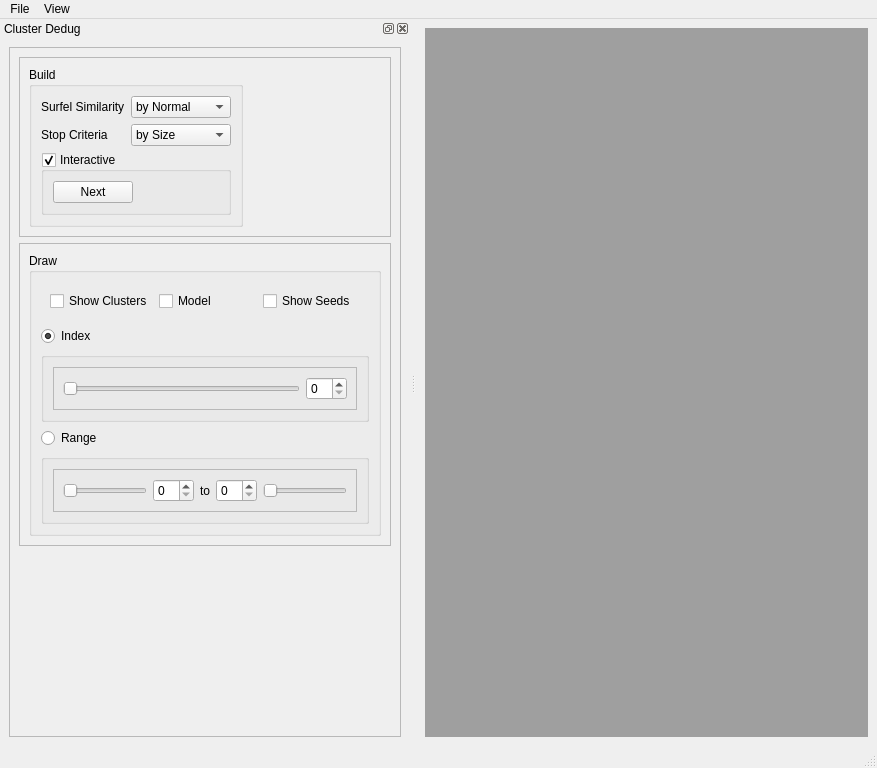
Above: lodpbr/Qt/UI/lodpbr.ui from duststorm/lodpbr before the change. Below: the same form after it.
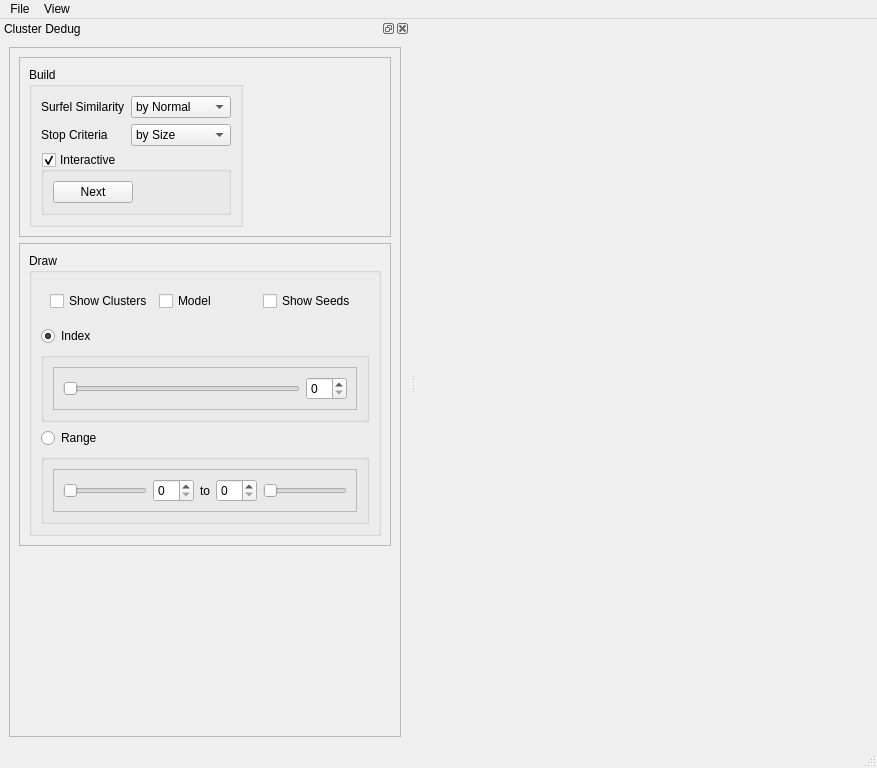
That is the form after the change.

What changed in the file:
```diff
--- a/lodpbr/Qt/UI/lodpbr.ui
+++ b/lodpbr/Qt/UI/lodpbr.ui
@@ -17,11 +17,7 @@
    <string>MainWindow</string>
   </property>
   <widget class="QWidget" name="centralwidget">
-   <layout class="QHBoxLayout" name="horizontalLayout_3">
-    <item>
-     <widget class="QMdiArea" name="mdiArea"/>
-    </item>
-   </layout>
+   <layout class="QHBoxLayout" name="horizontalLayout_3"/>
   </widget>
   <widget class="QMenuBar" name="menubar">
    <property name="geometry">
```
Left out of the diff: 4 changed lines with no effect on the pictures.
